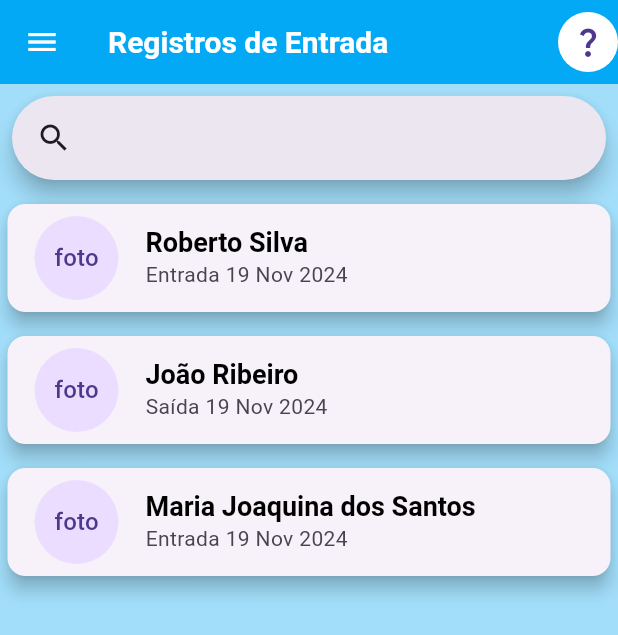
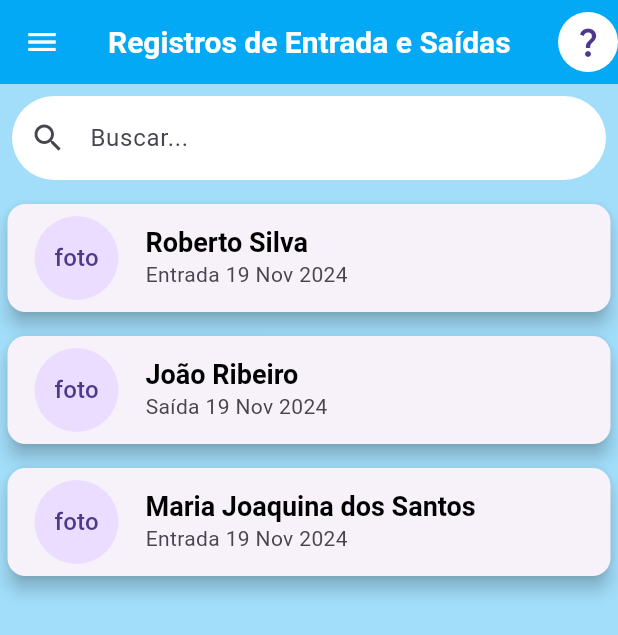
Before and after one commit to vinifred1003/tcc_app, a Flutter app: the EntryRecord screen opened directly, on a phone screen of 412 x 824 dp. Shown: the top 635 px of the screen. Run offline on Flutter 3.47's test engine with Material 3 defaults, Android fonts, the phone set to English and light mode, and no system bars; our stand-ins replace pretty_qr_code; missing offline and left inert: flutter_barcode_scanner; accounts and stored records are empty; Roboto replaces fonts that are missing (OpenSans).

Commit message:
Searcher tool in Entry records and reorganization

```diff
--- a/lib/components/global/app_drawer.dart
+++ b/lib/components/global/app_drawer.dart
@@ -1,4 +1,5 @@
 import 'package:flutter/material.dart';
+import 'package:tcc_app/screens/listScreens/student_list.dart';
 import 'package:tcc_app/screens/listScreens/user_records.dart';
 import '../../screens/listScreens/entry_record.dart';
 import '../../data/dummy_data.dart';
@@ -17,14 +18,14 @@ class AppDrawer extends StatelessWidget {
   void _selectUserRecords(BuildContext context) {
     Navigator.of(context).push(
       MaterialPageRoute(builder: (_) {
-        return PeopleRecords(dummyUser, null);
+        return UserRecords(dummyUser, null);
       }),
     );
   }
   void _selectStudentRecords(BuildContext context) {
     Navigator.of(context).push(
       MaterialPageRoute(builder: (_) {
-        return PeopleRecords(null, dummyStudents);
+        return StudentList();
       }),
     );
   }
--- a/lib/data/dummy_data.dart
+++ b/lib/data/dummy_data.dart
@@ -53,7 +53,7 @@ const dummyUser = [
 final dummyStudentEntry = [
   StudentEntry(
     name: 'Roberto Silva',
-    date: DateTime.now(),
+    date: DateTime.timestamp(),
     type: "Entrada",
   ),
   StudentEntry(
--- a/lib/main.dart
+++ b/lib/main.dart
@@ -1,7 +1,8 @@
 import 'dart:ui';
 import 'package:flutter/material.dart';
+import 'package:tcc_app/screens/formScreens/student_signup.dart';
 import 'package:tcc_app/screens/login_screen.dart';
-import 'package:tcc_app/screens/manager_signup.dart';
+import 'package:tcc_app/screens/formScreens/manager_signup.dart';
 import 'package:tcc_app/screens/profileScreens/student_profile.dart';
 import 'package:flutter/material.dart';
 import '../../data/dummy_data.dart';
@@ -20,7 +21,7 @@ class MeproviApp extends StatelessWidget {
   Widget build(BuildContext context) {
     final ThemeData tema = ThemeData();
     return MaterialApp(
-      home: ManagerSignup(),
+      home: LoginScreen(),
       theme: tema.copyWith(
         colorScheme: tema.colorScheme.copyWith(
           primary: Colors.lightBlue,
--- a/lib/screens/manager_signup.dart
+++ b/lib/screens/formScreens/manager_signup.dart
@@ -129,7 +129,7 @@ class _ManagerSignupState extends State<ManagerSignup> {
                   backgroundColor:
                       Theme.of(context).textTheme.labelLarge?.color,
                   foregroundColor: Theme.of(context).colorScheme.primary,
-                  minimumSize: Size(50, 75),
+                  minimumSize: const Size(50, 75),
                 ),
                 child: const Text(
                   "Cadastrar",
--- a/lib/screens/listScreens/entry_record.dart
+++ b/lib/screens/listScreens/entry_record.dart
@@ -4,46 +4,65 @@ import 'package:intl/intl.dart';
 import '../../components/global/base_app_bar.dart';
 import '../../components/global/app_drawer.dart';
 
-class EntryRecord extends StatelessWidget {
+class EntryRecord extends StatefulWidget {
   final List<StudentEntry> students;
   const EntryRecord(this.students, {Key? key}) : super(key: key);
 
   @override
+  State<EntryRecord> createState() => _EntryRecordState();
+}
+
+class _EntryRecordState extends State<EntryRecord> {
+  late List<StudentEntry> filteredStudents; // Filtered list of students
+  final TextEditingController _searchController = TextEditingController();
+
+  @override
+  void initState() {
+    super.initState();
+    filteredStudents = widget.students; // Initialize filtered list with all students
+    _searchController.addListener(_filterStudents);
+  }
+
+  @override
+  void dispose() {
+    _searchController.dispose(); // Clean up controller
+    super.dispose();
+  }
+
+  void _filterStudents() {
+    setState(() {
+      filteredStudents = widget.students
+          .where((student) => student.name
+              .toLowerCase()
+              .contains(_searchController.text.toLowerCase()))
+          .toList();
+    });
+  }
+
+  @override
   Widget build(BuildContext context) {
-    bool isEmpty = students.isEmpty;
+    bool isEmpty = filteredStudents.isEmpty;
 
     return Scaffold(
       backgroundColor: Theme.of(context).colorScheme.secondary,
-      appBar: const BaseAppBar(screen_title: Text("Registros de Entrada")),
+      appBar: const BaseAppBar(screen_title: Text("Registros de Entrada e Saídas")),
       drawer: AppDrawer(),
       body: Column(
         children: [
           Padding(
             padding: const EdgeInsets.all(8.0),
-            child: SearchAnchor(
-              builder: (BuildContext context, SearchController controller) {
-                return SearchBar(
-                  controller: controller,
-                  padding: const WidgetStatePropertyAll<EdgeInsets>(
-                      EdgeInsets.symmetric(horizontal: 16.0)),
-                  onTap: () {},
-                  onChanged: (_) {},
-                  leading: const Icon(Icons.search),
-                );
-              },
-              suggestionsBuilder:
-                  (BuildContext context, SearchController controller) {
-                return List<ListTile>.generate(5, (int index) {
-                  final String item = 'item $index';
-                  return ListTile(
-                    title: Text(item),
-                    onTap: () {
-                      // Since this is StatelessWidget, you can't use setState.
-                      controller.closeView(item);
-                    },
-                  );
-                });
-              },
+            child: TextField(
+              controller: _searchController,
+              decoration: InputDecoration(
+                prefixIcon: const Icon(Icons.search),
+                hintText: 'Buscar...',
+                filled: true,
+                fillColor: Colors.white,
+                border: OutlineInputBorder(
+                  borderRadius: BorderRadius.circular(30.0),
+                  borderSide: BorderSide.none,
+                ),
+              ),
             ),
           ),
           isEmpty
@@ -54,21 +73,13 @@ class EntryRecord extends StatelessWidget {
                       'Nenhuma Saida ou Entrada',
                       style: Theme.of(context).textTheme.titleLarge,
                     ),
-                    const SizedBox(height: 20),
-                    SizedBox(
-                      height: 200,
-                      child: Image.asset(
-                        'assets/images/waiting.png',
-                        fit: BoxFit.cover,
-                      ),
-                    ),
                   ],
                 )
               : Expanded(
                   child: ListView.builder(
-                    itemCount: students.length,
+                    itemCount: filteredStudents.length,
                     itemBuilder: (ctx, index) {
-                      final tr = students[index];
+                      final tr = filteredStudents[index];
                       return Card(
                         elevation: 5,
                         margin: const EdgeInsets.symmetric(
--- a/lib/screens/listScreens/student_list.dart
+++ b/lib/screens/listScreens/student_list.dart
@@ -1,7 +1,7 @@
 import 'package:flutter/material.dart';
 
-class MyWidget extends StatelessWidget {
-  const MyWidget({super.key});
+class StudentList extends StatelessWidget {
+  const StudentList({super.key});
 
   @override
   Widget build(BuildContext context) {
--- a/lib/screens/listScreens/user_records.dart
+++ b/lib/screens/listScreens/user_records.dart
@@ -4,10 +4,10 @@ import 'package:tcc_app/models/user.dart';
 import '../../components/global/base_app_bar.dart';
 import '../../components/global/app_drawer.dart';
 
-class PeopleRecords extends StatelessWidget {
+class UserRecords extends StatelessWidget {
   final List<User>? users;
   final List<Student>? students;
-  const PeopleRecords(this.users, this.students ,{Key? key}) : super(key: key);
+  const UserRecords(this.users, this.students ,{Key? key}) : super(key: key);
 
   @override
   Widget build(BuildContext context) {
--- a/lib/screens/login_screen.dart
+++ b/lib/screens/login_screen.dart
@@ -1,6 +1,6 @@
 import 'package:flutter/material.dart';
 import 'package:tcc_app/components/login/footer_buttons.dart';
-import 'package:tcc_app/screens/manager_signup.dart';
+import 'package:tcc_app/screens/formScreens/manager_signup.dart';
 import '../components/global/base_app_bar.dart';
 import '../components/login/inputs.dart';
 import '../components/login/center_buttons.dart';
```
Also changed, not shown: lib/screens/formScreens/student_signup.dart (renamed from lib/screens/student_signup.dart, +24 -24 lines), lib/screens/formScreens/warning_screen.dart (renamed from lib/screens/warning_screen.dart, +11 -3 lines).
